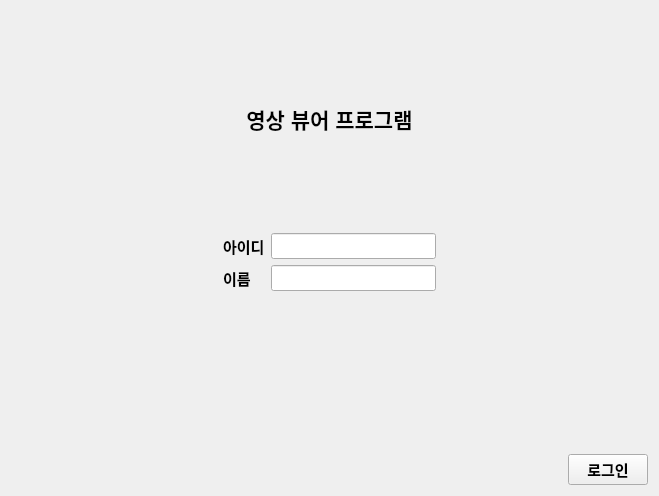
First picture: the form in Project/src/viewer/ImageViewerSW/loginform.ui, repository AndaCondaa/Dental_Imaging_SW_System, before the edit.
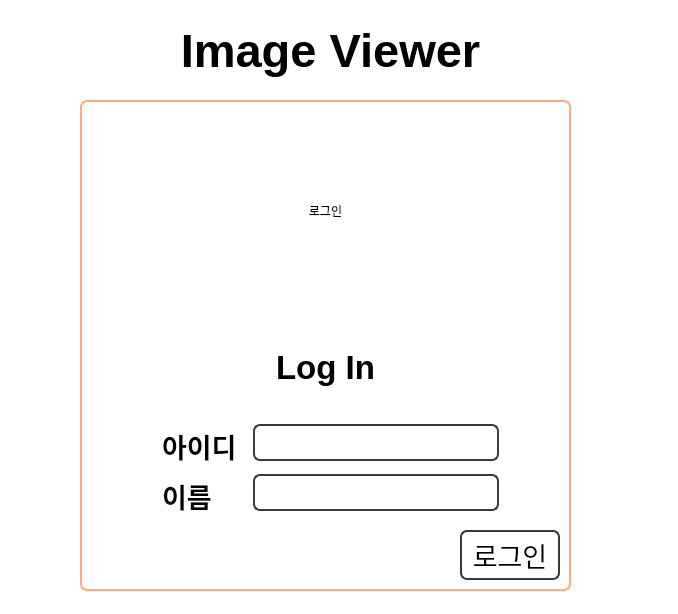
Second picture: the form after the edit.

The edit to the form file:
```diff
--- a/Project/src/viewer/ImageViewerSW/loginform.ui
+++ b/Project/src/viewer/ImageViewerSW/loginform.ui
@@ -6,31 +6,121 @@
    <rect>
     <x>0</x>
     <y>0</y>
-    <width>659</width>
-    <height>496</height>
+    <width>678</width>
+    <height>614</height>
    </rect>
   </property>
   <property name="windowTitle">
    <string>Form</string>
   </property>
-  <layout class="QGridLayout" name="gridLayout">
-   <item row="0" column="0">
+  <property name="styleSheet">
+   <string notr="true">background-color: rgb(255, 255, 255);</string>
+  </property>
     <widget class="QLabel" name="label">
+   <property name="geometry">
+    <rect>
+     <x>90</x>
+     <y>20</y>
+     <width>481</width>
+     <height>61</height>
+    </rect>
+   </property>
+   <property name="maximumSize">
+    <size>
+     <width>16777215</width>
+     <height>100</height>
+    </size>
+   </property>
      <property name="font">
       <font>
-       <pointsize>16</pointsize>
+     <pointsize>35</pointsize>
        <bold>true</bold>
       </font>
      </property>
      <property name="text">
-      <string>영상 뷰어 프로그램</string>
+    <string>Image Viewer</string>
      </property>
      <property name="alignment">
       <set>Qt::AlignCenter</set>
      </property>
     </widget>
-   </item>
+  <widget class="QFrame" name="frame">
+   <property name="geometry">
+    <rect>
+     <x>80</x>
+     <y>100</y>
+     <width>491</width>
+     <height>491</height>
+    </rect>
+   </property>
+   <property name="styleSheet">
+    <string notr="true">border: 2px solid rgba(255, 170, 127, 255);
+border-radius:7px;</string>
+   </property>
+   <property name="frameShape">
+    <enum>QFrame::Box</enum>
+   </property>
+   <property name="frameShadow">
+    <enum>QFrame::Raised</enum>
+   </property>
+   <layout class="QGridLayout" name="gridLayout">
    <item row="1" column="0">
+     <layout class="QHBoxLayout" name="horizontalLayout_3">
+      <item>
+       <spacer name="horizontalSpacer_4">
+        <property name="orientation">
+         <enum>Qt::Horizontal</enum>
+        </property>
+        <property name="sizeType">
+         <enum>QSizePolicy::Expanding</enum>
+        </property>
+        <property name="sizeHint" stdset="0">
+         <size>
+          <width>40</width>
+          <height>20</height>
+         </size>
+        </property>
+       </spacer>
+      </item>
+      <item>
+       <widget class="QLabel" name="label_4">
+        <property name="font">
+         <font>
+          <pointsize>25</pointsize>
+          <bold>true</bold>
+         </font>
+        </property>
+        <property name="styleSheet">
+         <string notr="true">border: 2px solid rgba(255, 255, 255, 255);
+border-radius:7px;</string>
+        </property>
+        <property name="text">
+         <string>Log In</string>
+        </property>
+        <property name="alignment">
+         <set>Qt::AlignCenter</set>
+        </property>
+       </widget>
+      </item>
+      <item>
+       <spacer name="horizontalSpacer_5">
+        <property name="orientation">
+         <enum>Qt::Horizontal</enum>
+        </property>
+        <property name="sizeType">
+         <enum>QSizePolicy::Expanding</enum>
+        </property>
+        <property name="sizeHint" stdset="0">
+         <size>
+          <width>40</width>
+          <height>20</height>
+         </size>
+        </property>
+       </spacer>
+      </item>
+     </layout>
+    </item>
+    <item row="2" column="0">
     <layout class="QHBoxLayout" name="horizontalLayout_2">
      <item>
       <spacer name="horizontalSpacer_2">
@@ -40,7 +130,7 @@
        <property name="sizeHint" stdset="0">
         <size>
          <width>40</width>
-         <height>20</height>
+          <height>5</height>
         </size>
        </property>
       </spacer>
@@ -51,10 +141,14 @@
         <widget class="QLabel" name="label_2">
          <property name="font">
           <font>
-           <pointsize>11</pointsize>
+            <pointsize>20</pointsize>
            <bold>true</bold>
           </font>
          </property>
+          <property name="styleSheet">
+           <string notr="true">border: 2px solid rgba(255, 255, 255, 255);
+border-radius:7px;</string>
+          </property>
          <property name="text">
           <string>아이디</string>
          </property>
@@ -67,19 +161,27 @@
         <widget class="QLineEdit" name="DoctorID">
          <property name="font">
           <font>
-           <pointsize>11</pointsize>
-          </font>
-         </property>
+            <pointsize>20</pointsize>
+           </font>
+          </property>
+          <property name="styleSheet">
+           <string notr="true">border: 2px solid rgb(59, 59, 59);
+border-radius:7px;</string>
+          </property>
         </widget>
        </item>
        <item row="1" column="0">
         <widget class="QLabel" name="label_3">
          <property name="font">
           <font>
-           <pointsize>11</pointsize>
+            <pointsize>20</pointsize>
            <bold>true</bold>
           </font>
          </property>
+          <property name="styleSheet">
+           <string notr="true">border: 2px solid rgba(255, 255, 255, 255);
+border-radius:7px;</string>
+          </property>
          <property name="text">
           <string>이름</string>
          </property>
@@ -92,9 +194,13 @@
         <widget class="QLineEdit" name="DoctorName">
          <property name="font">
           <font>
-           <pointsize>11</pointsize>
-          </font>
-         </property>
+            <pointsize>20</pointsize>
+           </font>
+          </property>
+          <property name="styleSheet">
+           <string notr="true">border: 2px solid rgb(59, 59, 59);
+border-radius:7px;</string>
+          </property>
         </widget>
        </item>
       </layout>
@@ -107,39 +213,58 @@
        <property name="sizeHint" stdset="0">
         <size>
          <width>40</width>
-         <height>20</height>
+          <height>5</height>
         </size>
        </property>
       </spacer>
      </item>
     </layout>
    </item>
-   <item row="2" column="0">
+    <item row="3" column="0">
     <layout class="QHBoxLayout" name="horizontalLayout">
      <item>
       <spacer name="horizontalSpacer">
        <property name="orientation">
         <enum>Qt::Horizontal</enum>
        </property>
+        <property name="sizeType">
+         <enum>QSizePolicy::Expanding</enum>
+        </property>
        <property name="sizeHint" stdset="0">
         <size>
-         <width>40</width>
-         <height>20</height>
+          <width>20</width>
+          <height>5</height>
         </size>
        </property>
       </spacer>
      </item>
      <item>
       <widget class="QPushButton" name="LogIn">
+        <property name="minimumSize">
+         <size>
+          <width>100</width>
+          <height>50</height>
+         </size>
+        </property>
        <property name="font">
         <font>
-         <pointsize>11</pointsize>
-         <bold>true</bold>
-        </font>
-       </property>
+          <pointsize>20</pointsize>
+          <bold>false</bold>
+         </font>
+        </property>
+        <property name="styleSheet">
+         <string notr="true">border: 2px solid rgb(59, 59, 59);
+border-radius:7px;</string>
+        </property>
        <property name="text">
         <string>로그인</string>
        </property>
+        <property name="iconSize">
+         <size>
+          <width>14</width>
+          <height>14</height>
+         </size>
+        </property>
        <property name="shortcut">
         <string>Return</string>
        </property>
@@ -147,7 +272,34 @@
      </item>
     </layout>
    </item>
-  </layout>
+    <item row="0" column="0">
+     <widget class="QLabel" name="Icon">
+      <property name="minimumSize">
+       <size>
+        <width>200</width>
+        <height>200</height>
+       </size>
+      </property>
+      <property name="maximumSize">
+       <size>
+        <width>16777215</width>
+        <height>16777215</height>
+       </size>
+      </property>
+      <property name="styleSheet">
+       <string notr="true">border: 2px solid rgba(255, 255, 255, 255);
+border-radius:7px;</string>
+      </property>
+      <property name="text">
+       <string>로그인</string>
+      </property>
+      <property name="alignment">
+       <set>Qt::AlignCenter</set>
+      </property>
+     </widget>
+    </item>
+   </layout>
+  </widget>
  </widget>
  <resources/>
  <connections/>
```
Lines whose indentation alone changed are shown as unchanged.
